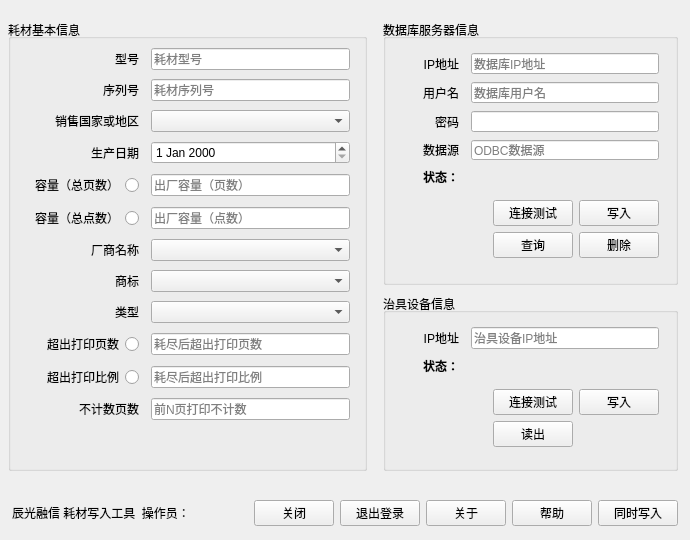
First picture: the form in supplywriter.ui, repository zlmone/supply_writer, before the edit.
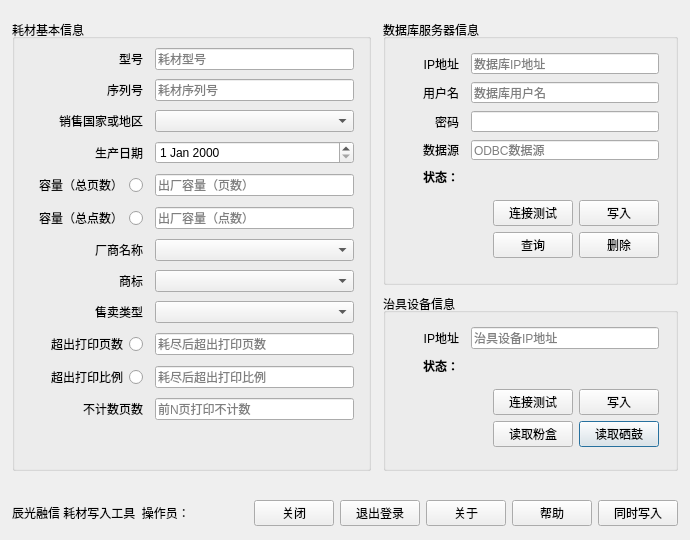
Second picture: the form after the edit. The open tabs and pages were chosen to show the change.

What changed in the file:
```diff
--- a/supplywriter.ui
+++ b/supplywriter.ui
@@ -462,10 +462,10 @@
      </property>
      <layout class="QHBoxLayout" name="horizontalLayout_6" stretch="13,11">
       <property name="spacing">
-       <number>16</number>
+       <number>12</number>
       </property>
       <property name="leftMargin">
-       <number>8</number>
+       <number>12</number>
       </property>
       <property name="topMargin">
        <number>4</number>
@@ -612,7 +612,7 @@
           <item row="8" column="0">
            <widget class="QLabel" name="label_7">
             <property name="text">
-             <string>类型</string>
+             <string>售卖类型</string>
             </property>
             <property name="alignment">
              <set>Qt::AlignRight|Qt::AlignTrailing|Qt::AlignVCenter</set>
@@ -1198,13 +1198,23 @@
                    <string>读出耗材芯片信息，根据输入的耗材型号前2个字符判断，DL为读取硒鼓，TL为读取粉盒</string>
                   </property>
                   <property name="text">
-                   <string>读出</string>
+                   <string>读取粉盒</string>
                   </property>
                   <property name="autoDefault">
                    <bool>false</bool>
                   </property>
                  </widget>
                 </item>
+                <item row="1" column="1">
+                 <widget class="QPushButton" name="ReadDrumInfo">
+                  <property name="toolTip">
+                   <string>读出治具上鼓组件芯片信息</string>
+                  </property>
+                  <property name="text">
+                   <string>读取硒鼓</string>
+                  </property>
+                 </widget>
+                </item>
                </layout>
               </item>
              </layout>
```
Left out of the diff: 20 changed lines with no effect on the pictures.
